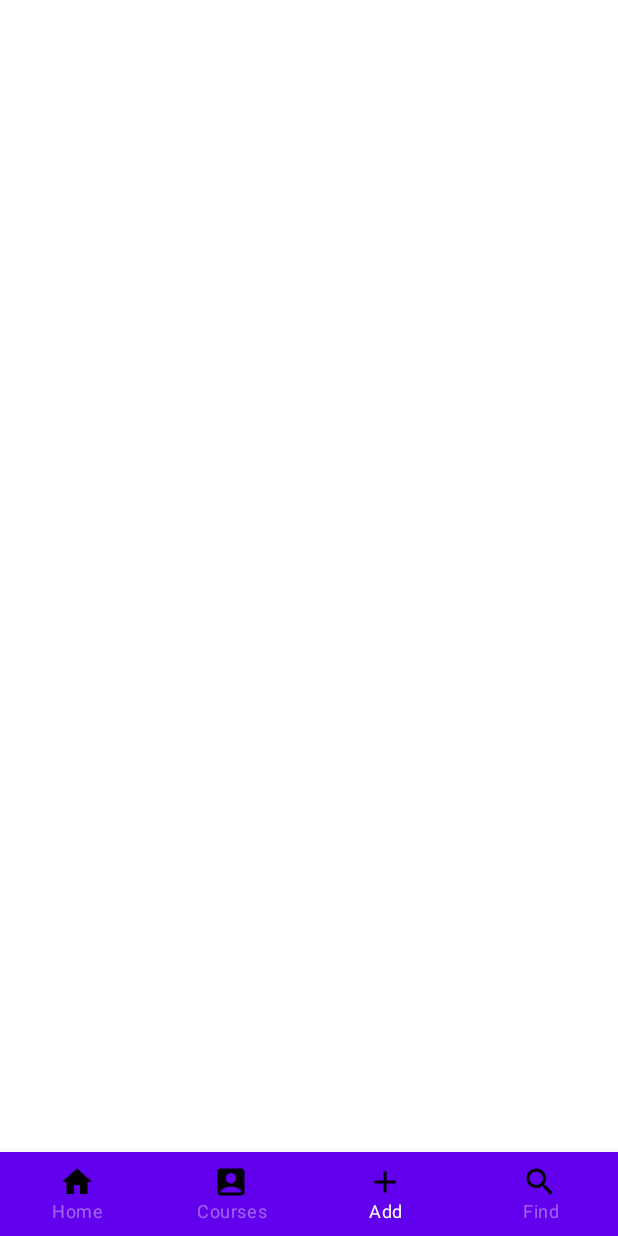
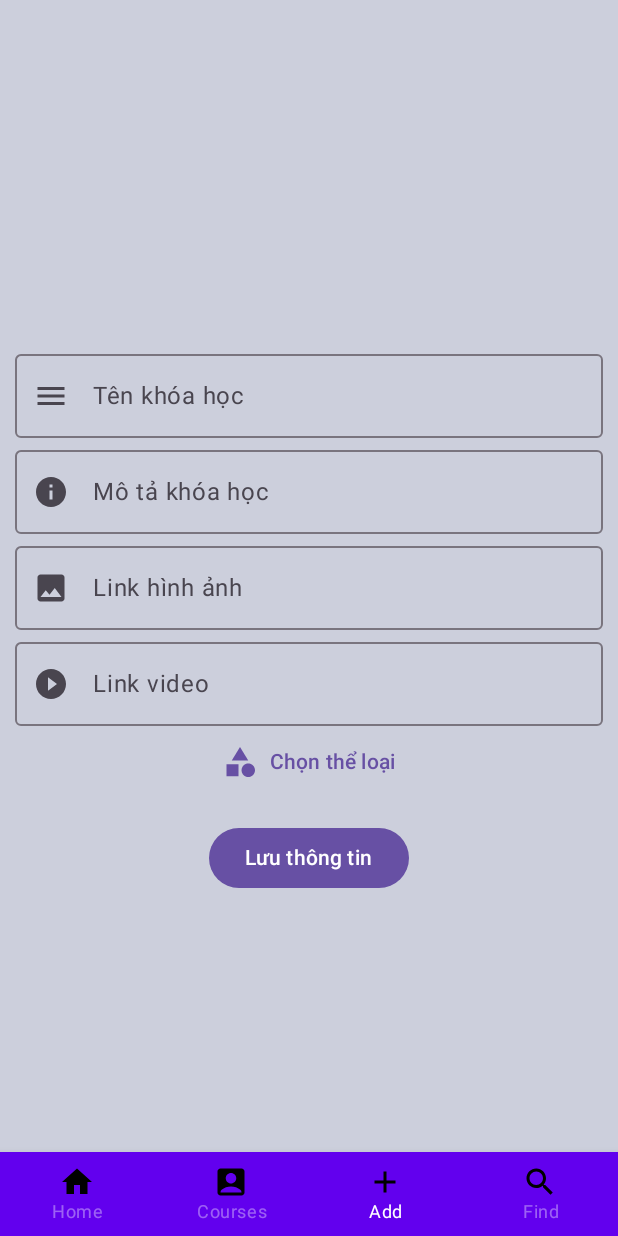
Before and after one commit to slothbelphegor/android-coursemanagement, an Android app built with Jetpack Compose: the AddScreen screen opened through its navigation route, on a phone screen of 412 x 824 dp. Run offline under Robolectric (Android 15) with nearby library versions, the phone set to English and light mode, and no system bars.

Commit message:
Added add course screen (unable to add at the moment)

```diff
--- a/app/src/main/java/com/example/qlkhoahoc/api/ApiClient.kt
+++ b/app/src/main/java/com/example/qlkhoahoc/api/ApiClient.kt
@@ -22,7 +22,7 @@ object ApiClient {
         }
     }.build()
     // IP address của API
-    private const val BASE_URL = "http://192.168.1.144:3000"
+    private const val BASE_URL = "http://192.168.1.8:3000"
     // thiết lập kết nối đến API
     private val retrofit: Retrofit = Retrofit.Builder()
         .baseUrl(BASE_URL)
--- a/app/src/main/java/com/example/qlkhoahoc/screens/AddScreen.kt
+++ b/app/src/main/java/com/example/qlkhoahoc/screens/AddScreen.kt
@@ -1,8 +1,191 @@
 package com.example.qlkhoahoc.screens
 
-import androidx.compose.runtime.Composable
+import android.widget.Toast
+import androidx.compose.foundation.background
+import androidx.compose.foundation.layout.*
+import androidx.compose.foundation.text.KeyboardOptions
+import androidx.compose.material.icons.Icons
+import androidx.compose.material.icons.filled.*
+import androidx.compose.material3.*
+import androidx.compose.runtime.*
+import androidx.compose.ui.Alignment
+import androidx.compose.ui.Modifier
+import androidx.compose.ui.graphics.Color
+import androidx.compose.ui.platform.LocalContext
+import androidx.compose.ui.text.TextStyle
+import androidx.compose.ui.text.input.ImeAction
+import androidx.compose.ui.text.input.KeyboardType
+import androidx.compose.ui.tooling.preview.Preview
+import androidx.compose.ui.unit.dp
+import com.example.qlkhoahoc.methods.getAllCategories
+import com.example.qlkhoahoc.model.Category
+import com.example.qlkhoahoc.model.Course
+import com.example.qlkhoahoc.ui.theme.backgroundColor
+import com.example.qlkhoahoc.methods.addCourse
+
 
 @Composable
 fun AddScreen() {
+    Box(modifier = Modifier
+        .fillMaxSize()
+        // tô màu kiểu gradient trên xuống
+        .background(backgroundColor),
+        contentAlignment = Alignment.Center) {
+        Column (
+            modifier = Modifier
+                .fillMaxWidth()
+                .padding(10.dp),
+            verticalArrangement = Arrangement.Top,
+            horizontalAlignment = Alignment.CenterHorizontally
+        ) {
+            Add()
+        }
+    }
+}
 
+@OptIn(ExperimentalMaterial3Api::class)
+@Composable
+fun Add() {
+    var course_name by remember { mutableStateOf("") }
+    var description by remember { mutableStateOf("") }
+    var image by remember { mutableStateOf("") }
+    var video by remember { mutableStateOf("") }
+    var category_id by remember { mutableStateOf(0)}
+    val context = LocalContext.current
+    var list by remember {
+        mutableStateOf(mutableListOf<Category>())
+    }
+
+
+
+    // Goi ham API va nhan ket qua tra ve thong qua callback
+    getAllCategories {
+        list = it
+    }
+
+    // biến hứng giá trị true/false mà hàm trả về
+    var addResult by remember { mutableStateOf(false) }
+
+
+    OutlinedTextField(
+        modifier = Modifier.fillMaxWidth(),
+        value = course_name,
+        onValueChange = { course_name = it },
+        label = {Text(text = "Tên khóa học") },
+        textStyle = TextStyle(color = Color.Black),
+        leadingIcon = {
+            Icon(imageVector = Icons.Filled.Menu, contentDescription = "")
+        },
+        keyboardOptions = KeyboardOptions(
+            keyboardType = KeyboardType.Text,
+            imeAction = ImeAction.Next
+        )
+    )
+
+    OutlinedTextField(
+        modifier = Modifier.fillMaxWidth(),
+        value = description,
+        onValueChange = { description = it },
+        label = {Text(text = "Mô tả khóa học") },
+        textStyle = TextStyle(color = Color.Black),
+        leadingIcon = {
+            Icon(imageVector = Icons.Filled.Info, contentDescription = "")
+        },
+        keyboardOptions = KeyboardOptions(
+            keyboardType = KeyboardType.Text,
+            imeAction = ImeAction.Next
+        ),
+        maxLines = 99
+    )
+
+    OutlinedTextField(
+        modifier = Modifier.fillMaxWidth(),
+        value = image,
+        onValueChange = { image = it },
+        label = {Text(text = "Link hình ảnh") },
+        textStyle = TextStyle(color = Color.Black),
+        leadingIcon = {
+            Icon(imageVector = Icons.Filled.Image, contentDescription = "")
+        },
+        keyboardOptions = KeyboardOptions(
+            keyboardType = KeyboardType.Text,
+            imeAction = ImeAction.Next
+        ),
+    )
+
+    OutlinedTextField(
+        modifier = Modifier.fillMaxWidth(),
+        value = video,
+        onValueChange = { video = it },
+        label = {Text(text = "Link video") },
+        textStyle = TextStyle(color = Color.Black),
+        leadingIcon = {
+            Icon(imageVector = Icons.Filled.PlayCircleFilled, contentDescription = "")
+        },
+        keyboardOptions = KeyboardOptions(
+            keyboardType = KeyboardType.Text,
+            imeAction = ImeAction.Next
+        ),
+    )
+    var expanded by remember { mutableStateOf(false) }
+    var selectedOption by remember { mutableStateOf("Chọn thể loại") }
+    val options = list
+    Box(modifier = Modifier.fillMaxWidth()) {
+        TextButton(
+            onClick = { expanded = true },
+            modifier = Modifier
+                .fillMaxWidth()
+        ) {
+            Icon(imageVector = Icons.Default.Category, contentDescription = null)
+            Spacer(modifier = Modifier.width(8.dp))
+            Text(text = selectedOption)
+        }
+        DropdownMenu(
+            expanded = expanded,
+            onDismissRequest = { expanded = false },
+            modifier = Modifier.fillMaxWidth()
+        ) {
+            options.forEach { option ->
+                DropdownMenuItem(
+                    onClick = {
+                        selectedOption = option.categoryName.toString()
+                        expanded = false
+                        category_id = option.categoryId!!
+                    },
+                    text = { Text(text = option.categoryName.toString()) }
+                )
+            }
+        }
+    }
+
+    Spacer(modifier = Modifier.height(16.dp))
+    Button(onClick = {
+        val course = Course("",course_name,description,image,video,category_id)
+
+        addCourse(course) {
+            addResult = it
+        }
+        if (addResult) {
+            Toast.makeText(context,"Thêm khóa học thành công!",Toast.LENGTH_SHORT).show()
+        }
+        else {
+            Toast.makeText(context,"Thêm khóa học không thành công!",Toast.LENGTH_SHORT).show()
+        }
+
+    }) {
+        Text(text = "Lưu thông tin")
+    }
 }
+
+
+
+
+
+
+
+@Preview(showSystemUi = true, showBackground = true)
+@Composable
+fun AddPreview() {
+
+    AddScreen()
+}
--- a/app/src/main/res/xml/network_security_config.xml
+++ b/app/src/main/res/xml/network_security_config.xml
@@ -1,6 +1,6 @@
 <?xml version="1.0" encoding="utf-8"?>
 <network-security-config xmlns:android="http://schemas.android.com/apk/res/android">
     <domain-config cleartextTrafficPermitted="true">
-        <domain includeSubdomains="true">192.168.1.144</domain>
+        <domain includeSubdomains="true">192.168.1.8</domain>
     </domain-config>
 </network-security-config>
```
Also changed, not shown: app/src/main/java/com/example/qlkhoahoc/methods/addCourse.kt (added, +33 -0 lines), app/src/main/java/com/example/qlkhoahoc/model/Course.kt (+7 -8 lines).
